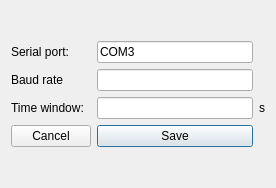
The window that GUI/parameters_dialog_box.ui (urhtrinko/Senzor_temperature) describes before a commit, drawn with Qt 5.
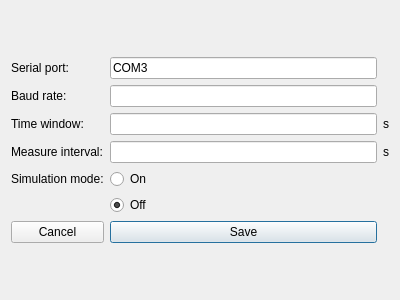
The same window after the commit.

Commit message:
Dodajanje GUI funkcionalnosti
Dodal nekaj uporabnih funkcij, recimo, da lahko spreminjamo interval v katerem se sharnjuje izmerjena temperatura, da se izbere ali se podatke simulira ali meri  z 'radio buttons' in še nekateri ostali manjši popravki.

Patch:
```diff
--- a/GUI/parameters_dialog_box.ui
+++ b/GUI/parameters_dialog_box.ui
@@ -6,14 +6,14 @@
    <rect>
     <x>0</x>
     <y>0</y>
-    <width>276</width>
-    <height>188</height>
+    <width>400</width>
+    <height>300</height>
    </rect>
   </property>
   <property name="minimumSize">
    <size>
-    <width>250</width>
-    <height>150</height>
+    <width>400</width>
+    <height>300</height>
    </size>
   </property>
   <property name="windowTitle">
@@ -22,19 +22,8 @@
   <layout class="QGridLayout" name="gridLayout_2">
    <item row="0" column="0">
     <layout class="QGridLayout" name="gridLayout">
-     <item row="2" column="0">
-      <widget class="QLabel" name="label_Dt">
-       <property name="text">
-        <string>Time window:</string>
-       </property>
-      </widget>
-     </item>
      <item row="3" column="1">
-      <widget class="QPushButton" name="btnSave">
-       <property name="text">
-        <string>Save</string>
-       </property>
-      </widget>
+      <widget class="QLineEdit" name="lineEdit_measureInterval"/>
      </item>
      <item row="0" column="0">
       <widget class="QLabel" name="label_serialPort">
@@ -43,6 +32,16 @@
        </property>
       </widget>
      </item>
+     <item row="4" column="0">
+      <widget class="QLabel" name="label_SimulationMode">
+       <property name="text">
+        <string>Simulation mode:</string>
+       </property>
+      </widget>
+     </item>
+     <item row="1" column="1">
+      <widget class="QLineEdit" name="lineEdit_baudRate"/>
+     </item>
      <item row="2" column="1">
       <widget class="QLineEdit" name="lineEdit_Dt">
        <property name="text">
@@ -50,24 +49,55 @@
        </property>
       </widget>
      </item>
-     <item row="3" column="0">
-      <widget class="QPushButton" name="btnCancel">
-       <property name="text">
-        <string>Cancel</string>
-       </property>
-      </widget>
-     </item>
      <item row="2" column="2">
-      <widget class="QLabel" name="label">
+      <widget class="QLabel" name="label_secs1">
        <property name="text">
         <string>s</string>
        </property>
       </widget>
      </item>
+     <item row="8" column="1">
+      <widget class="QPushButton" name="btnSave">
+       <property name="text">
+        <string>Save</string>
+       </property>
+      </widget>
+     </item>
+     <item row="4" column="1">
+      <widget class="QRadioButton" name="radioButton_simOn">
+       <property name="text">
+        <string>On</string>
+       </property>
+       <property name="autoExclusive">
+        <bool>true</bool>
+       </property>
+      </widget>
+     </item>
      <item row="1" column="0">
       <widget class="QLabel" name="label_baudRate">
        <property name="text">
-        <string>Baud rate</string>
+        <string>Baud rate:</string>
+       </property>
+      </widget>
+     </item>
+     <item row="2" column="0">
+      <widget class="QLabel" name="label_Dt">
+       <property name="text">
+        <string>Time window:</string>
+       </property>
+      </widget>
+     </item>
+     <item row="3" column="0">
+      <widget class="QLabel" name="label_measureInterval">
+       <property name="text">
+        <string>Measure interval:</string>
+       </property>
+      </widget>
+     </item>
+     <item row="8" column="0">
+      <widget class="QPushButton" name="btnCancel">
+       <property name="text">
+        <string>Cancel</string>
        </property>
       </widget>
      </item>
@@ -78,8 +108,25 @@
        </property>
       </widget>
      </item>
-     <item row="1" column="1">
-      <widget class="QLineEdit" name="lineEdit_baudRate"/>
+     <item row="3" column="2">
+      <widget class="QLabel" name="label_secs2">
+       <property name="text">
+        <string>s</string>
+       </property>
+      </widget>
+     </item>
+     <item row="5" column="1">
+      <widget class="QRadioButton" name="radioButton_simOff">
+       <property name="text">
+        <string>Off</string>
+       </property>
+       <property name="checked">
+        <bool>true</bool>
+       </property>
+       <property name="autoExclusive">
+        <bool>true</bool>
+       </property>
+      </widget>
      </item>
     </layout>
    </item>
```
The commit also changes 4 other files.
